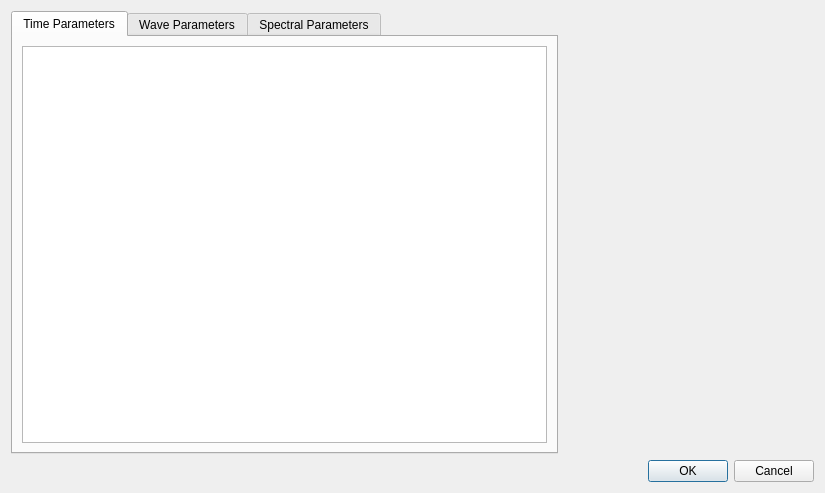
Above: graphic_interface/UI_Files/ParametersWindow.ui from ECMora/SoundLab before the change. Below: the same form after it.
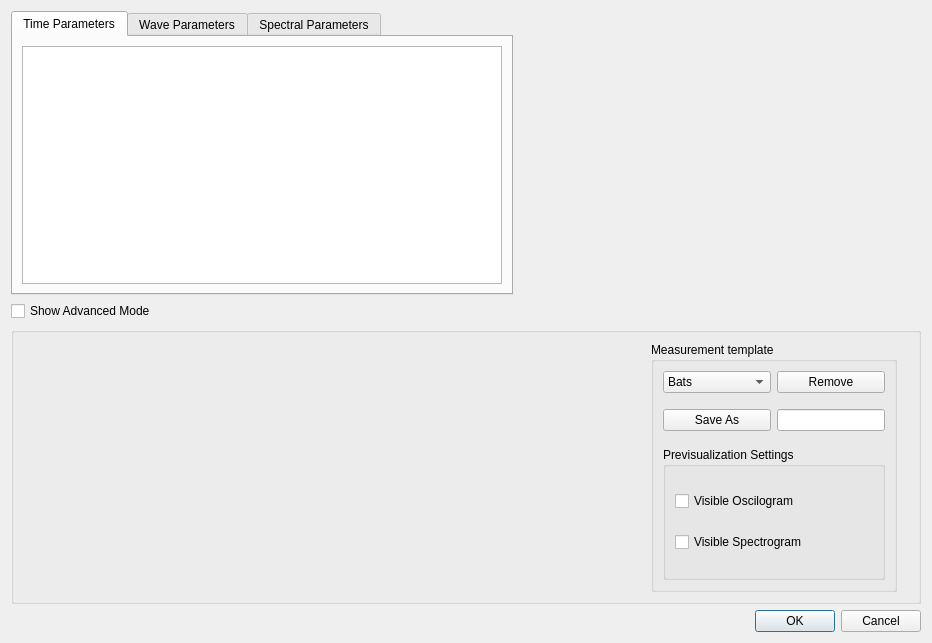
That is the form after the change. Custom widgets are drawn as their Qt base class.

Commit message: measurement template implementation, minor fixes on parameter items and visual items

The edit to the form file:
```diff
--- a/graphic_interface/UI_Files/ParametersWindow.ui
+++ b/graphic_interface/UI_Files/ParametersWindow.ui
@@ -6,40 +6,165 @@
    <rect>
     <x>0</x>
     <y>0</y>
-    <width>825</width>
-    <height>493</height>
+    <width>932</width>
+    <height>643</height>
    </rect>
   </property>
   <property name="windowTitle">
    <string>Parameters Window</string>
   </property>
   <layout class="QGridLayout" name="gridLayout">
-   <item row="0" column="2" rowspan="3">
-    <widget class="QWidget" name="settings_widget" native="true">
-     <property name="sizePolicy">
-      <sizepolicy hsizetype="Expanding" vsizetype="Expanding">
-       <horstretch>0</horstretch>
-       <verstretch>0</verstretch>
-      </sizepolicy>
+   <item row="8" column="1" colspan="6">
+    <widget class="QGroupBox" name="advanced_mode_gbox">
+     <property name="title">
+      <string/>
      </property>
-     <property name="minimumSize">
-      <size>
-       <width>250</width>
-       <height>0</height>
-      </size>
+     <layout class="QHBoxLayout" name="horizontalLayout">
+      <item>
+       <widget class="QSignalDetectorWidget" name="widget" native="true">
+        <property name="sizePolicy">
+         <sizepolicy hsizetype="Preferred" vsizetype="Preferred">
+          <horstretch>0</horstretch>
+          <verstretch>0</verstretch>
+         </sizepolicy>
+        </property>
+        <property name="minimumSize">
+         <size>
+          <width>150</width>
+          <height>250</height>
+         </size>
+        </property>
+        <property name="maximumSize">
+         <size>
+          <width>600</width>
+          <height>250</height>
+         </size>
+        </property>
+       </widget>
+      </item>
+      <item>
+       <widget class="QGroupBox" name="groupBox">
+        <property name="sizePolicy">
+         <sizepolicy hsizetype="Fixed" vsizetype="Preferred">
+          <horstretch>0</horstretch>
+          <verstretch>0</verstretch>
+         </sizepolicy>
+        </property>
+        <property name="title">
+         <string>Measurement template</string>
+        </property>
+        <layout class="QGridLayout" name="gridLayout_5">
+         <item row="4" column="1">
+          <widget class="QLineEdit" name="new_template_name_linedit"/>
+         </item>
+         <item row="6" column="0" colspan="2">
+          <widget class="QGroupBox" name="groupBox_2">
+           <property name="title">
+            <string>Previsualization Settings</string>
+           </property>
+           <layout class="QVBoxLayout" name="verticalLayout">
+            <item>
+             <widget class="QCheckBox" name="visible_oscilogram_cbox">
+              <property name="text">
+               <string>Visible Oscilogram</string>
+              </property>
+             </widget>
+            </item>
+            <item>
+             <widget class="QCheckBox" name="visible_spectrogram_cbox">
+              <property name="text">
+               <string>Visible Spectrogram</string>
+              </property>
+              <property name="checked">
+               <bool>false</bool>
+              </property>
+             </widget>
+            </item>
+           </layout>
+          </widget>
+         </item>
+         <item row="0" column="0">
+          <widget class="QComboBox" name="measurement_template_cbox">
+           <item>
+            <property name="text">
+             <string>Bats</string>
+            </property>
+           </item>
+           <item>
+            <property name="text">
+             <string>user defined</string>
+            </property>
+           </item>
+           <item>
+            <property name="text">
+             <string>other template</string>
+            </property>
+           </item>
+          </widget>
+         </item>
+         <item row="0" column="1">
+          <widget class="QPushButton" name="remove_measurement_template_bttn">
+           <property name="text">
+            <string>Remove</string>
+           </property>
+          </widget>
+         </item>
+         <item row="4" column="0">
+          <widget class="QPushButton" name="save_measurement_template_as_bttn">
+           <property name="text">
+            <string>Save As</string>
+           </property>
+          </widget>
+         </item>
+         <item row="5" column="0" colspan="2">
+          <spacer name="verticalSpacer_2">
+           <property name="orientation">
+            <enum>Qt::Vertical</enum>
+           </property>
+           <property name="sizeType">
+            <enum>QSizePolicy::Fixed</enum>
+           </property>
+           <property name="sizeHint" stdset="0">
+            <size>
+             <width>20</width>
+             <height>10</height>
+            </size>
+           </property>
+          </spacer>
+         </item>
+         <item row="1" column="0" colspan="2">
+          <spacer name="verticalSpacer">
+           <property name="orientation">
+            <enum>Qt::Vertical</enum>
+           </property>
+           <property name="sizeType">
+            <enum>QSizePolicy::Fixed</enum>
+           </property>
+           <property name="sizeHint" stdset="0">
+            <size>
+             <width>20</width>
+             <height>10</height>
+            </size>
+           </property>
+          </spacer>
+         </item>
+        </layout>
+       </widget>
+      </item>
+     </layout>
+    </widget>
+   </item>
+   <item row="1" column="1" colspan="6">
+    <widget class="QCheckBox" name="advanced_mode_visibility_cbox">
+     <property name="text">
+      <string>Show Advanced Mode</string>
      </property>
-     <property name="maximumSize">
-      <size>
-       <width>16777215</width>
-       <height>16777215</height>
-      </size>
+     <property name="checked">
+      <bool>false</bool>
      </property>
-     <property name="styleSheet">
-      <string notr="true"/>
-     </property>
     </widget>
    </item>
-   <item row="3" column="2">
+   <item row="9" column="6">
     <widget class="QDialogButtonBox" name="buttonBox">
      <property name="orientation">
       <enum>Qt::Horizontal</enum>
@@ -49,11 +174,11 @@
      </property>
     </widget>
    </item>
-   <item row="0" column="0" rowspan="3" colspan="2">
+   <item row="0" column="1" colspan="4">
     <widget class="QTabWidget" name="tab_parameters">
      <property name="sizePolicy">
       <sizepolicy hsizetype="Expanding" vsizetype="Expanding">
-       <horstretch>2</horstretch>
+       <horstretch>10</horstretch>
        <verstretch>0</verstretch>
       </sizepolicy>
      </property>
@@ -63,6 +188,18 @@
        <height>0</height>
       </size>
      </property>
+     <property name="maximumSize">
+      <size>
+       <width>600</width>
+       <height>16777215</height>
+      </size>
+     </property>
+     <property name="sizeIncrement">
+      <size>
+       <width>3</width>
+       <height>0</height>
+      </size>
+     </property>
      <property name="currentIndex">
       <number>0</number>
      </property>
@@ -98,21 +235,41 @@
      </widget>
     </widget>
    </item>
-   <item row="3" column="0" colspan="2">
-    <spacer name="horizontalSpacer">
-     <property name="orientation">
-      <enum>Qt::Horizontal</enum>
+   <item row="0" column="5" colspan="2">
+    <widget class="QWidget" name="settings_widget" native="true">
+     <property name="sizePolicy">
+      <sizepolicy hsizetype="Fixed" vsizetype="Expanding">
+       <horstretch>0</horstretch>
+       <verstretch>0</verstretch>
+      </sizepolicy>
      </property>
-     <property name="sizeHint" stdset="0">
+     <property name="minimumSize">
       <size>
-       <width>40</width>
-       <height>20</height>
+       <width>250</width>
+       <height>0</height>
       </size>
      </property>
-    </spacer>
+     <property name="maximumSize">
+      <size>
+       <width>16777215</width>
+       <height>16777215</height>
+      </size>
+     </property>
+     <property name="styleSheet">
+      <string notr="true"/>
+     </property>
+    </widget>
    </item>
   </layout>
  </widget>
+ <customwidgets>
+  <customwidget>
+   <class>QSignalDetectorWidget</class>
+   <extends>QWidget</extends>
+   <header>graphic_interface.widgets.QSignalDetectorWidget</header>
+   <container>1</container>
+  </customwidget>
+ </customwidgets>
  <resources/>
  <connections>
   <connection>
```
The commit also changes 32 other files.
